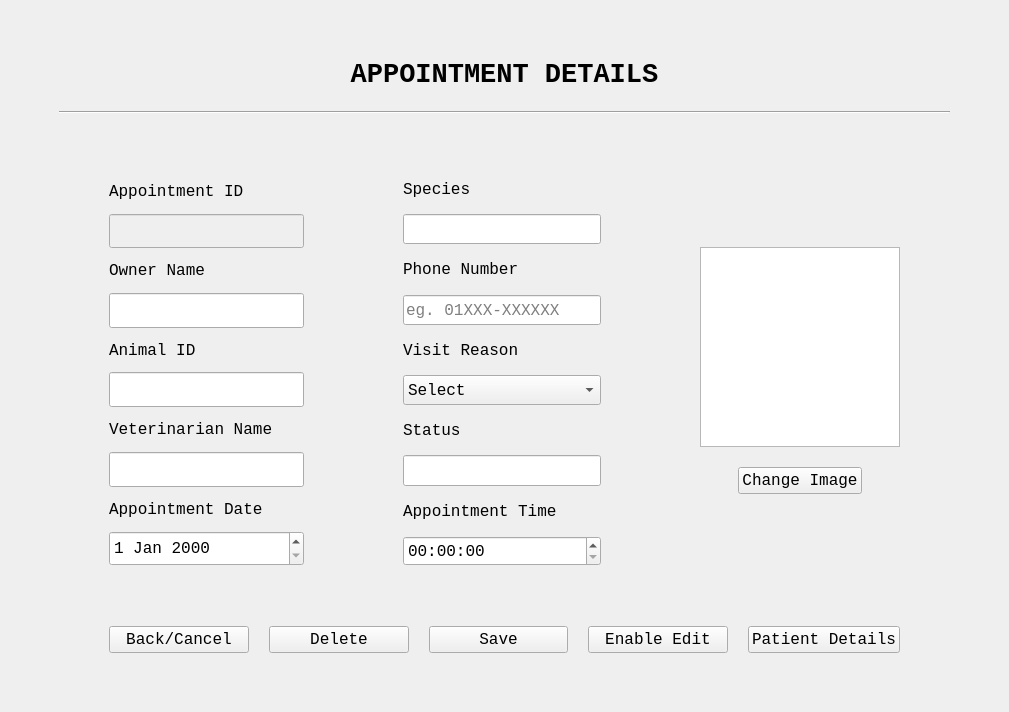
The window that AppointmentModifyUI.ui (ASNaeem/Simple-VCMS) describes before a commit, drawn with Qt 5.
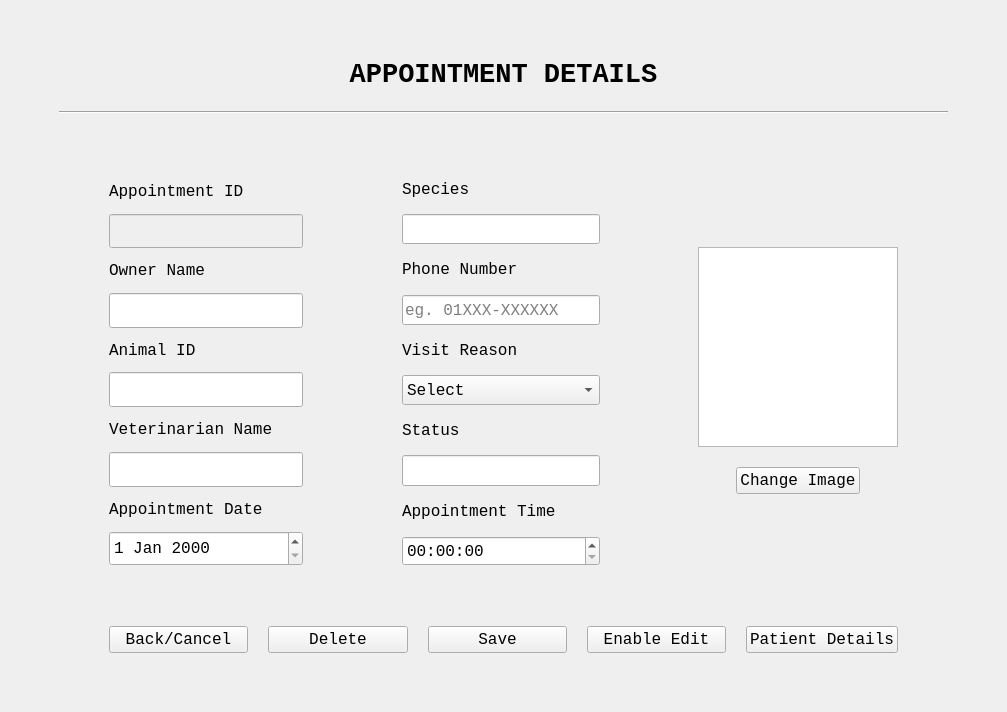
The same window after the commit.

What changed in the file:
```diff
--- a/AppointmentModifyUI.ui
+++ b/AppointmentModifyUI.ui
@@ -6,7 +6,7 @@
    <rect>
     <x>0</x>
     <y>0</y>
-    <width>1009</width>
+    <width>1007</width>
     <height>712</height>
    </rect>
   </property>
```
